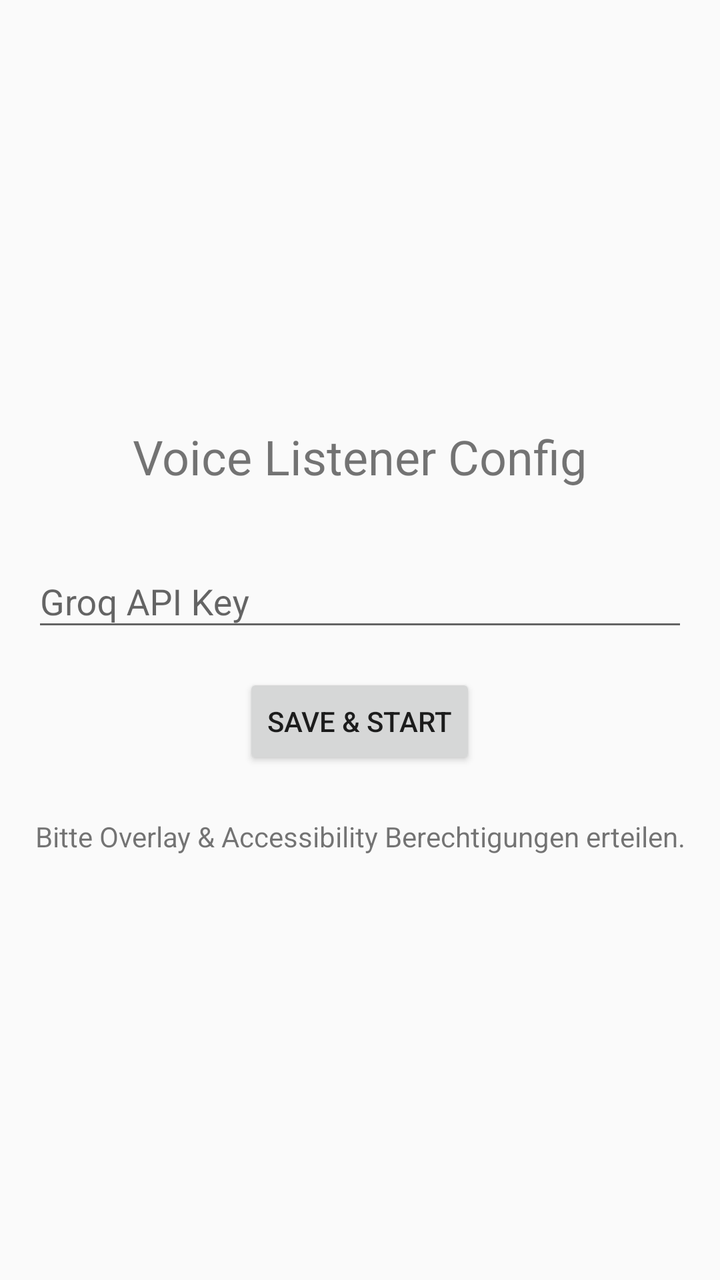
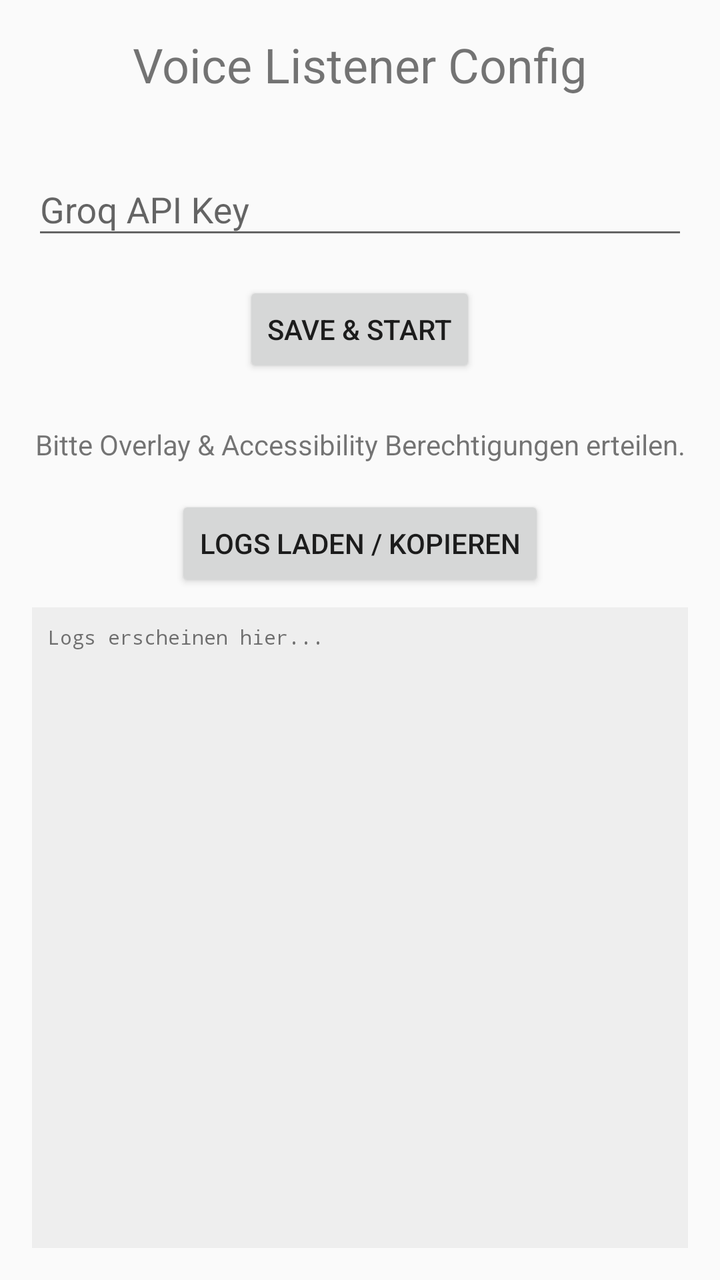

Screens rendered from an Android XML layout before and after an edit, with the pre-edit source and the edit as a unified diff.
<!-- AndroidManifest.xml: activity theme Theme.AppCompat.Light.NoActionBar -->
<!-- res/layout/activity_main.xml -->
<?xml version="1.0" encoding="utf-8"?>

<LinearLayout xmlns:android="http://schemas.android.com/apk/res/android"
    android:layout_width="match_parent"
    android:layout_height="match_parent"
    android:orientation="vertical"
    android:gravity="center"
    android:padding="16dp">

    <TextView
        android:layout_width="wrap_content"
        android:layout_height="wrap_content"
        android:text="Voice Listener Config"
        android:textSize="24sp"
        android:layout_marginBottom="24dp"/>

    <com.google.android.material.textfield.TextInputLayout
        android:layout_width="match_parent"
        android:layout_height="wrap_content"
        android:hint="Groq API Key">

        <com.google.android.material.textfield.TextInputEditText
            android:id="@+id/apiKeyInput"
            android:layout_width="match_parent"
            android:layout_height="wrap_content"
            android:inputType="textPassword"/>
    </com.google.android.material.textfield.TextInputLayout>

    <Button
        android:id="@+id/saveButton"
        android:layout_width="wrap_content"
        android:layout_height="wrap_content"
        android:text="Save &amp; Start"
        android:layout_marginTop="16dp"/>

    <TextView
        android:layout_width="wrap_content"
        android:layout_height="wrap_content"
        android:text="Bitte Overlay &amp; Accessibility Berechtigungen erteilen."
        android:gravity="center"
        android:layout_marginTop="24dp"/>

</LinearLayout>
<!-- resources referenced by this layout -->
<resources>

</resources>

<!-- the commit's change to res/layout/activity_main.xml (unified diff, before → after) -->
@@ -40,4 +40,27 @@
         android:gravity="center"
         android:layout_marginTop="24dp"/>
 
+    <Button
+        android:id="@+id/refreshLogs"
+        android:layout_width="wrap_content"
+        android:layout_height="wrap_content"
+        android:text="Logs laden / Kopieren"
+        android:layout_marginTop="16dp"/>
+
+    <ScrollView
+        android:layout_width="match_parent"
+        android:layout_height="0dp"
+        android:layout_weight="1"
+        android:layout_marginTop="8dp"
+        android:background="#EEE"
+        android:padding="8dp">
+        <TextView
+            android:id="@+id/logTextView"
+            android:layout_width="match_parent"
+            android:layout_height="wrap_content"
+            android:fontFamily="monospace"
+            android:textSize="10sp"
+            android:text="Logs erscheinen hier..."/>
+    </ScrollView>
+
 </LinearLayout>
